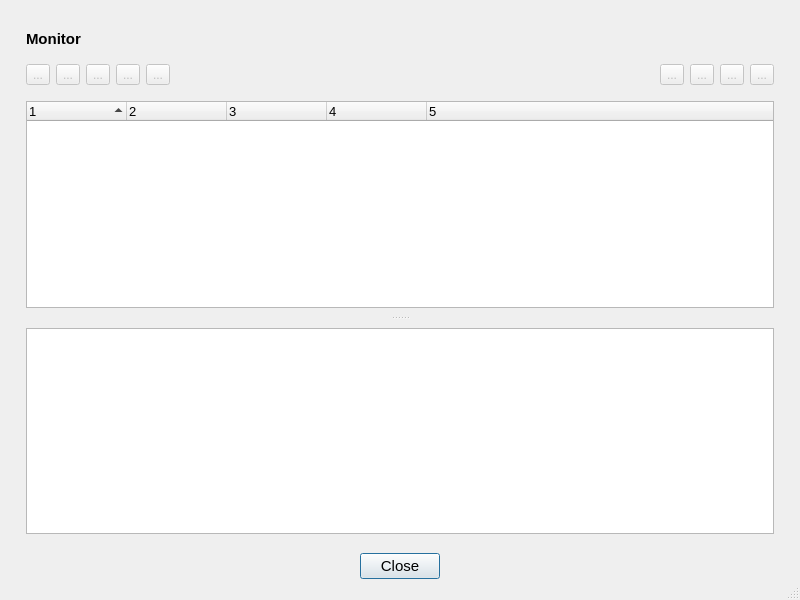
First picture: the form in sources/monitor.ui, repository mikaelsundell/jobman, before the edit.
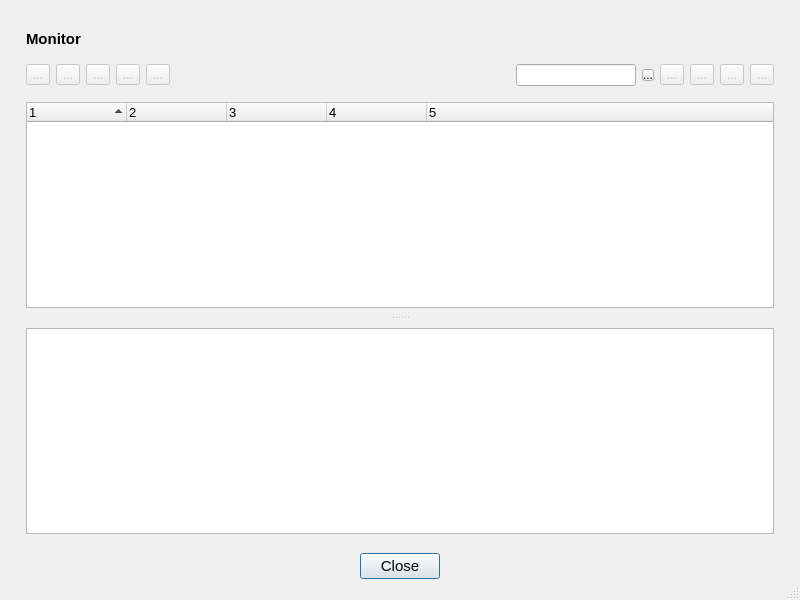
Second picture: the form after the edit. Icons and pictures are not drawn. Custom widgets are drawn as their Qt base class.

Commit message: Changed version to 1.3.15 Added filter in monitor

Patch:
```diff
--- a/sources/monitor.ui
+++ b/sources/monitor.ui
@@ -24,7 +24,7 @@
   </property>
   <property name="minimumSize">
    <size>
-    <width>400</width>
+    <width>600</width>
     <height>600</height>
    </size>
   </property>
@@ -246,6 +246,34 @@
            </property>
           </widget>
          </item>
+         <item>
+          <widget class="QLineEdit" name="filter">
+           <property name="maximumSize">
+            <size>
+             <width>120</width>
+             <height>16777215</height>
+            </size>
+           </property>
+          </widget>
+         </item>
+         <item>
+          <widget class="QToolButton" name="clear">
+           <property name="maximumSize">
+            <size>
+             <width>12</width>
+             <height>12</height>
+            </size>
+           </property>
+           <property name="text">
+            <string>...</string>
+           </property>
+           <property name="icon">
+            <iconset resource="jobman.qrc">
+             <normaloff>:/icons/resources/Cleanup.png</normaloff>
+             <disabledoff>:/icons/resources/CleanupDisabled.png</disabledoff>:/icons/resources/Cleanup.png</iconset>
+           </property>
+          </widget>
+         </item>
          <item>
           <widget class="QToolButton" name="running">
            <property name="enabled">
```
Left out of the diff: 10 changed lines with no effect on the pictures. The commit also changes 5 other files.
